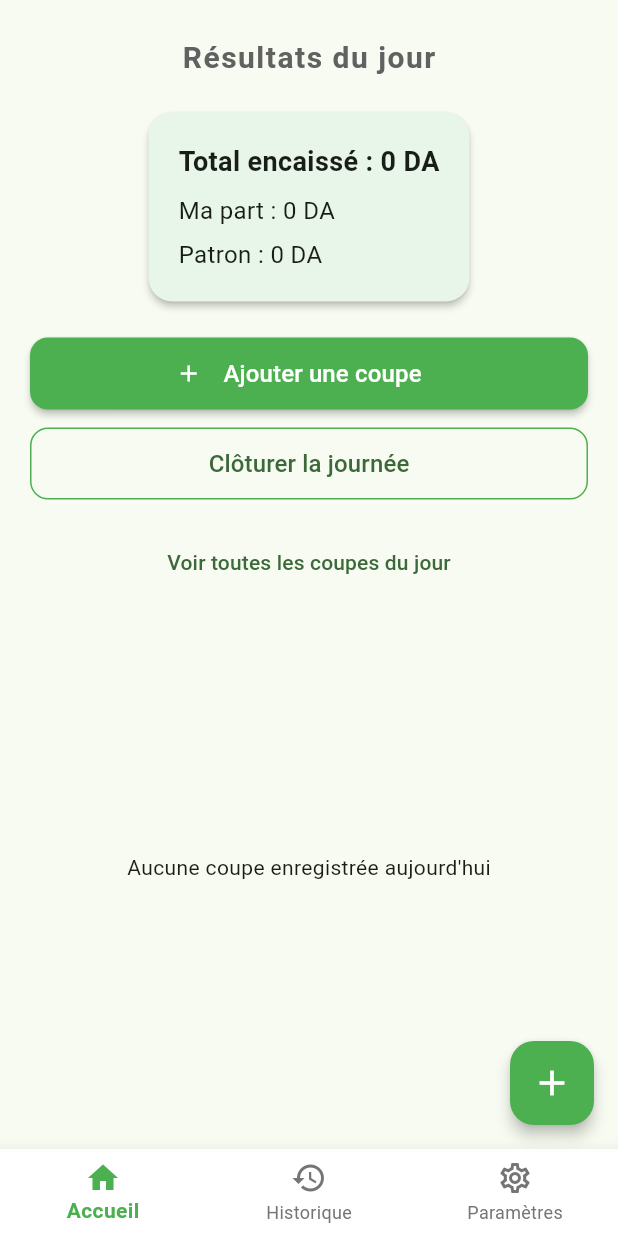
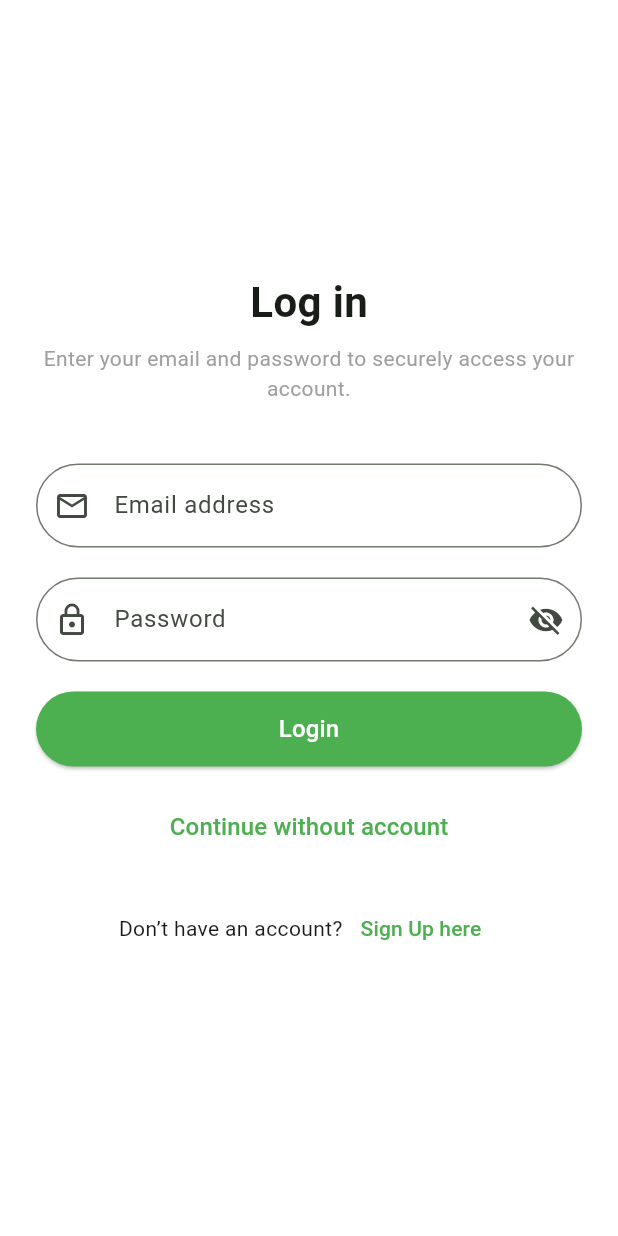
Before and after one commit to anes-bela/barberApp, a Flutter app: the screen it shows after launch, on a phone screen of 412 x 824 dp. Run offline on Flutter 3.47's test engine with Material 3 defaults, Android fonts, the light colour scheme and no system bars; our stand-ins replace shared_preferences.

Commit message:
ajouter log in , sing up

```diff
--- a/lib/main.dart
+++ b/lib/main.dart
@@ -1,4 +1,5 @@
 import 'package:flutter/material.dart';
+import 'package:gestion_jr/screens/splash_page.dart';
 import 'package:provider/provider.dart';
 import 'providers/app_state.dart';
 import 'screens/home_screen.dart';
@@ -40,7 +41,7 @@ class MyApp extends StatelessWidget {
           ),
         ),
       ),
-      home: const MainScaffold(),
+      home: const SplashScreen(),
     );
   }
 }
--- /dev/null
+++ b/lib/screens/login_page.dart
@@ -0,0 +1,173 @@
+import 'package:flutter/material.dart';
+import 'signup_page.dart';
+import '../main.dart';
+
+class LoginPage extends StatefulWidget {
+  const LoginPage({super.key});
+
+  @override
+  State<LoginPage> createState() => _LoginPageState();
+}
+
+class _LoginPageState extends State<LoginPage> {
+  final _formKey = GlobalKey<FormState>();
+  bool _obscurePassword = true;
+  final TextEditingController _emailController = TextEditingController();
+  final TextEditingController _passwordController = TextEditingController();
+
+  @override
+  Widget build(BuildContext context) {
+    return Scaffold(
+      backgroundColor: Colors.white,
+      body: Padding(
+        padding: const EdgeInsets.all(24.0),
+        child: Center(
+          child: SingleChildScrollView(
+            child: Form(
+              key: _formKey,
+              child: Column(
+                crossAxisAlignment: CrossAxisAlignment.center,
+                children: [
+                  const Text(
+                    "Log in",
+                    style: TextStyle(fontSize: 28, fontWeight: FontWeight.bold),
+                  ),
+                  const SizedBox(height: 8),
+                  const Text(
+                    "Enter your email and password to securely access your account.",
+                    textAlign: TextAlign.center,
+                    style: TextStyle(color: Colors.grey),
+                  ),
+                  const SizedBox(height: 40),
+
+                  // Email
+                  TextFormField(
+                    controller: _emailController,
+                    decoration: const InputDecoration(
+                      prefixIcon: Icon(Icons.email_outlined),
+                      labelText: "Email address",
+                      border: OutlineInputBorder(
+                        borderRadius: BorderRadius.all(Radius.circular(30)),
+                      ),
+                    ),
+                    validator: (value) {
+                      if (value == null || value.isEmpty) {
+                        return "Please enter your email";
+                      }
+                      if (!RegExp(r'^[\w-.]+@([\w-]+\.)+[\w-]{2,4}$')
+                          .hasMatch(value)) {
+                        return "Enter a valid email";
+                      }
+                      return null;
+                    },
+                  ),
+                  const SizedBox(height: 20),
+
+                  // Password
+                  TextFormField(
+                    controller: _passwordController,
+                    obscureText: _obscurePassword,
+                    decoration: InputDecoration(
+                      prefixIcon: const Icon(Icons.lock_outline),
+                      labelText: "Password",
+                      border: const OutlineInputBorder(
+                          borderRadius:
+                          BorderRadius.all(Radius.circular(30))),
+                      suffixIcon: IconButton(
+                        icon: Icon(
+                          _obscurePassword
+                              ? Icons.visibility_off
+                              : Icons.visibility,
+                        ),
+                        onPressed: () {
+                          setState(() {
+                            _obscurePassword = !_obscurePassword;
+                          });
+                        },
+                      ),
+                    ),
+                    validator: (value) {
+                      if (value == null || value.isEmpty) {
+                        return "Please enter your password";
+                      }
+                      if (value.length < 6) {
+                        return "Password must be at least 6 characters";
+                      }
+                      return null;
+                    },
+                  ),
+                  const SizedBox(height: 20),
+
+                  // 🔹 Login button
+                  ElevatedButton(
+                    onPressed: () {
+                      if (_formKey.currentState!.validate()) {
+                        // ✅ Go to HomePage
+                        Navigator.pushReplacement(
+                          context,
+                          MaterialPageRoute(
+                              builder: (_) => const MainScaffold()),
+                        );
+                      }
+                    },
+                    style: ElevatedButton.styleFrom(
+                      backgroundColor: Colors.green,
+                      minimumSize: const Size(double.infinity, 50),
+                      shape: RoundedRectangleBorder(
+                        borderRadius: BorderRadius.circular(30),
+                      ),
+                    ),
+                    child: const Text("Login",
+                        style: TextStyle(color: Colors.white, fontSize: 16)),
+                  ),
+
+                  const SizedBox(height: 16),
+
+                  // 🔹 Continue without account
+                  TextButton(
+                    onPressed: () {
+                      Navigator.pushReplacement(
+                        context,
+                        MaterialPageRoute(
+                            builder: (_) => const MainScaffold()),
+                      );
+                    },
+                    child: const Text(
+                      "Continue without account",
+                      style: TextStyle(
+                        color: Colors.green,
+                        fontSize: 16,
+                        fontWeight: FontWeight.w500,
+                      ),
+                    ),
+                  ),
+
+                  const SizedBox(height: 20),
+
+                  // 🔹 Sign up link
+                  Row(
+                    mainAxisAlignment: MainAxisAlignment.center,
+                    children: [
+                      const Text("Don’t have an account?"),
+                      TextButton(
+                        onPressed: () {
+                          Navigator.push(
+                            context,
+                            MaterialPageRoute(
+                                builder: (_) => const SignupPage()),
+                          );
+                        },
+                        child: const Text("Sign Up here",
+                            style: TextStyle(color: Colors.green)),
+                      ),
+                    ],
+                  ),
+                ],
+              ),
+            ),
+          ),
+        ),
+      ),
+    );
+  }
+}
```
Also changed, not shown: lib/screens/signup_page.dart (added, +203 -0 lines), lib/screens/splash_page.dart (added, +49 -0 lines), pubspec.lock. Lines whose indentation alone changed are shown as unchanged.
